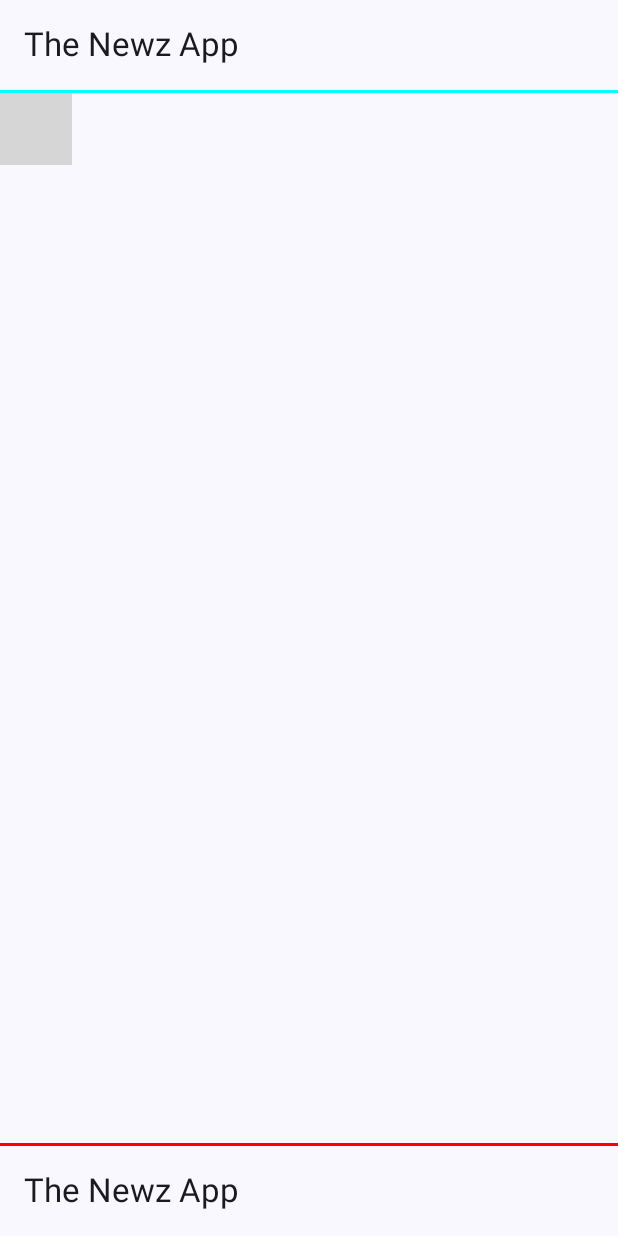
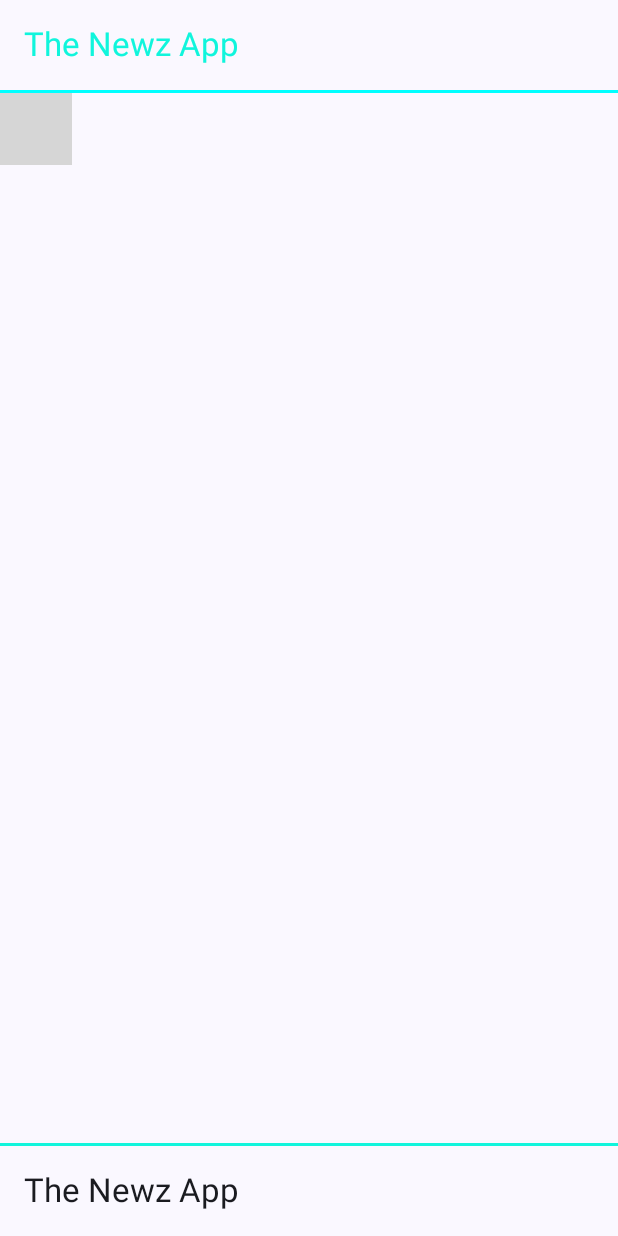
Before and after one commit to 2004SachinSharma/Newz, an Android app built with Jetpack Compose: the screen it shows after launch (MainActivity), on a phone screen of 412 x 824 dp. Run offline under Robolectric (Android 15) with nearby library versions, the phone set to English and light mode, and no system bars; 2 statements that could not run were skipped; grey boxes are pictures that could not be loaded.

Commit message:
fix: some updates and fixes done

```diff
--- a/app/src/main/java/com/example/newz/MainActivity.kt
+++ b/app/src/main/java/com/example/newz/MainActivity.kt
@@ -37,7 +37,8 @@ class MainActivity : ComponentActivity() {
                         Text(
                             text = "The Newz App",
                             style = MaterialTheme.typography.titleLarge,
-                            modifier = Modifier.padding(16.dp)
+                            modifier = Modifier.padding(16.dp),
+                            color = Color(0xFFF10F5DC) // Beige
                         )
 
                         // 🔝 Top Divider
@@ -53,7 +54,7 @@ class MainActivity : ComponentActivity() {
                         }
 
                         // 🔻 Bottom Divider (just above bottom bar/footer)
-                        HorizontalDivider(color = Color.Red, thickness = 2.dp)
+                        HorizontalDivider(color = Color(0xFFF10F5DC), thickness = 2.dp)
 
                         // 🔻 Bottom footer content
                         Text(
--- a/app/src/main/java/com/example/newz/presentation/screens/HomeScreenUI.kt
+++ b/app/src/main/java/com/example/newz/presentation/screens/HomeScreenUI.kt
@@ -72,7 +72,7 @@ fun HomeScreenUI(
         Column(modifier = Modifier.fillMaxSize()) {
             Row {
                 OutlinedTextField(
-                    modifier = Modifier.width(390.dp),
+                    modifier = Modifier.width(  390.dp),
                     value = searchTerm.value,
                     onValueChange = {
                         searchTerm.value = it
```
Also changed, not shown: 6 other files.
